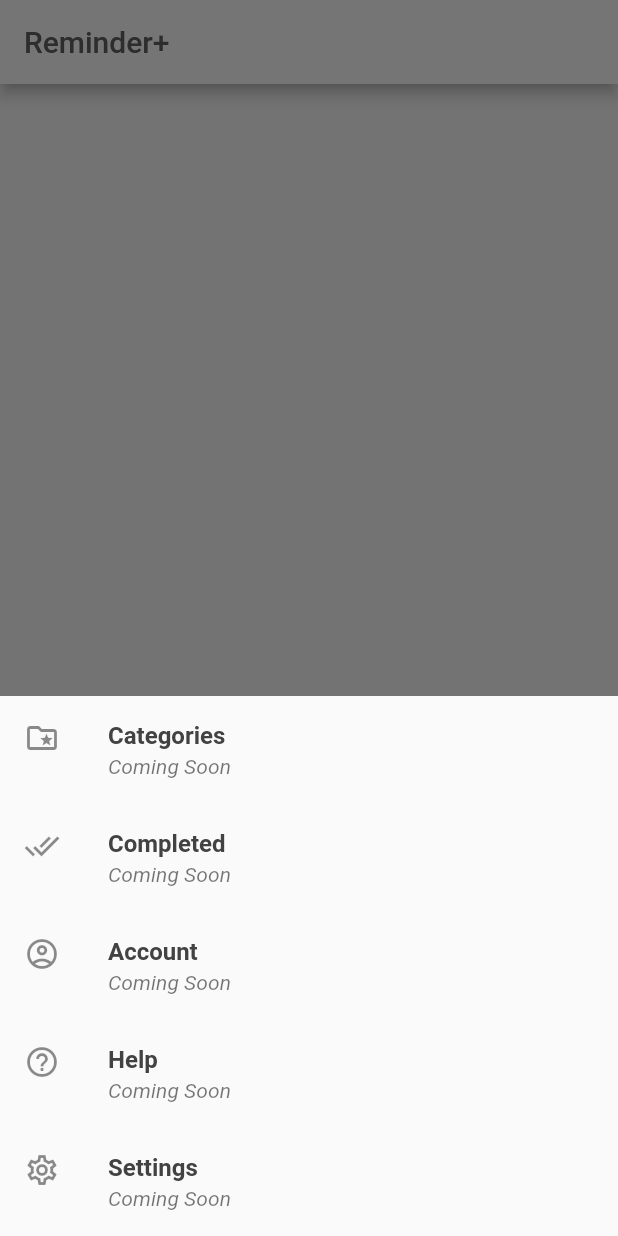
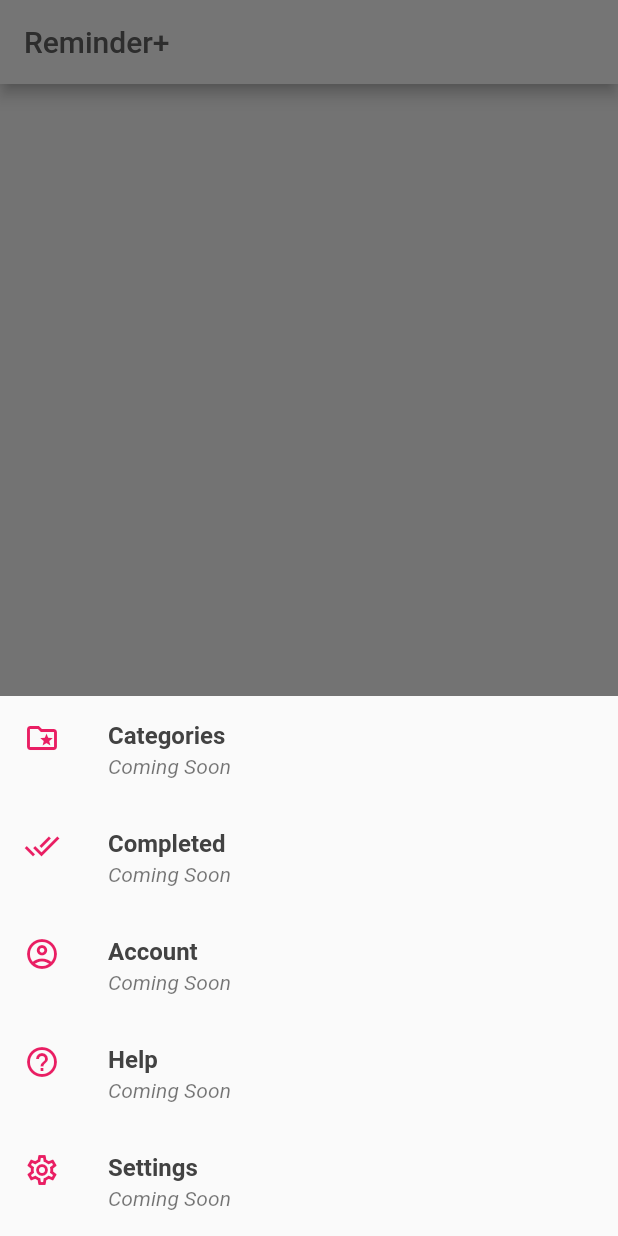
Before and after one commit to bradwindy/reminderplus, a Flutter app: the screen it shows after launch, after a tap on the "menu" icon, on a phone screen of 412 x 824 dp. Run offline on Flutter 3.47's test engine with Material 2 defaults, Android fonts, the phone set to English and light mode, and no system bars; our stand-ins replace flutter_local_notifications, outline_material_icons, sqflite; accounts and stored records are empty.

Commit message:
Aesthetic Changes.

```diff
--- a/lib/homescreen.dart
+++ b/lib/homescreen.dart
@@ -115,7 +115,8 @@ class _MyHomePageState extends State<MyHomePage> implements HomeContract {
                                 style: TextStyle(fontStyle: FontStyle.italic),
                               ),
                               leading: Icon(
-                                  OMIcons.folderSpecial
+                                  OMIcons.folderSpecial,
+                                  color: Colors.pink
                               ),
                               onTap: () {},
 
@@ -133,6 +134,7 @@ class _MyHomePageState extends State<MyHomePage> implements HomeContract {
                               ),
                               leading: Icon(
                                   OMIcons.doneAll,
+                                  color: Colors.pink
                               ),
                               onTap: () {},
                             ),
@@ -149,6 +151,7 @@ class _MyHomePageState extends State<MyHomePage> implements HomeContract {
                               ),
                               leading: Icon(
                                   OMIcons.accountCircle,
+                                  color: Colors.pink
                               ),
                               onTap: () {},
                             ),
@@ -165,6 +168,7 @@ class _MyHomePageState extends State<MyHomePage> implements HomeContract {
                               ),
                               leading: Icon(
                                 Icons.help_outline,
+                                  color: Colors.pink
                               ),
                               onTap: () {},
                             ),
@@ -181,6 +185,7 @@ class _MyHomePageState extends State<MyHomePage> implements HomeContract {
                               ),
                               leading: Icon(
                                 OMIcons.settings,
+                                  color: Colors.pink
                               ),
                               onTap: () =>
                                   Navigator.push(context,
@@ -245,36 +250,21 @@ class _MyHomePageState extends State<MyHomePage> implements HomeContract {
           children: <Widget>[
             Padding(
               padding: EdgeInsets.only(left: 10.0, top: 5, bottom: 5),
-              child: Row(
-                mainAxisSize: MainAxisSize.min,
-                children: <Widget>[
-                  IconButton(
+              child: IconButton(
                   onPressed: showMenu,
                   icon: Icon(Icons.menu),
                   color: Colors.grey[700]
-                  ),
-                  Text('Menu', style: TextStyle(
-                      fontWeight: FontWeight.bold, color: Colors.grey[700])),
-                  //Text('Reminder', style: TextStyle(fontWeight: FontWeight.bold, color: Colors.grey[600])),
-                ],
               ),
             ),
 
             Padding(
               padding: EdgeInsets.only(right: 10.0, top: 5, bottom: 5),
-              child: Row(
-                mainAxisSize: MainAxisSize.min,
-                children: <Widget>[
-                  Text('Inbox', style: TextStyle(
-                      fontWeight: FontWeight.bold, color: Colors.grey[700])),
-                  IconButton(
-                    icon: Icon(OMIcons.inbox),
+              child: IconButton(
+                icon: Icon(OMIcons.folderSpecial),
                 color: Colors.grey[700],
                 onPressed: () {
                   _showFeatureDialog();
                 },
-                  ),
-                ],
               ),
             ),
           ],
```
Also changed, not shown: lib/add_reminder_page.dart (+1 -24 lines), lib/settings_page.dart (+0 -18 lines). Lines whose indentation alone changed are shown as unchanged.
